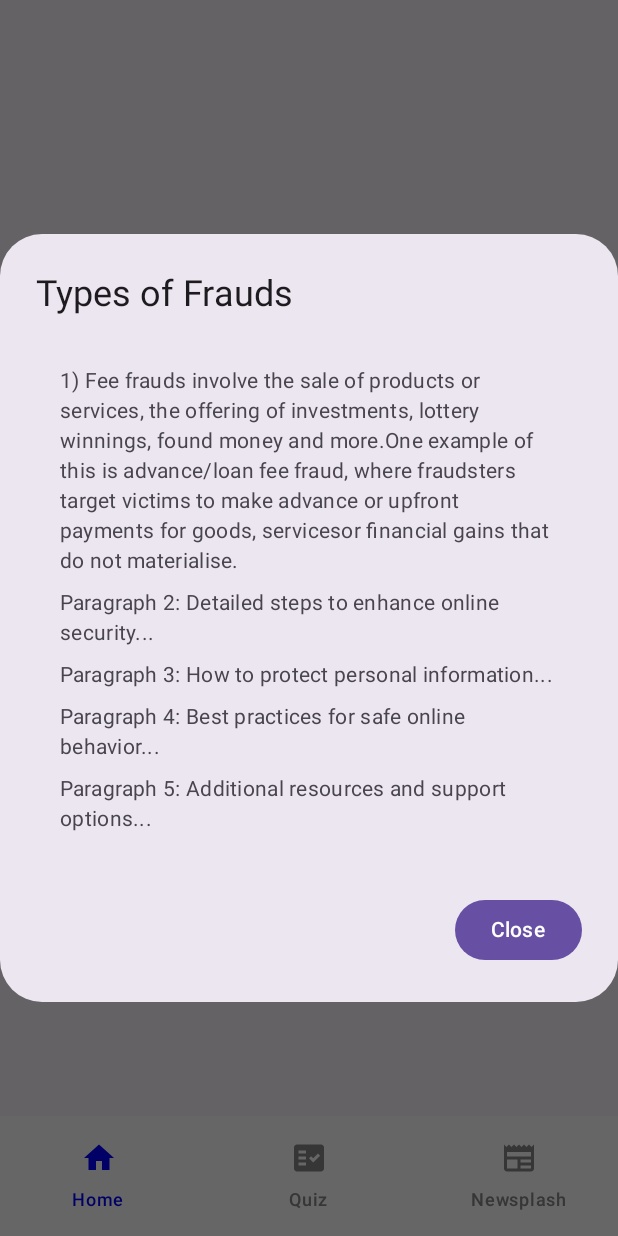
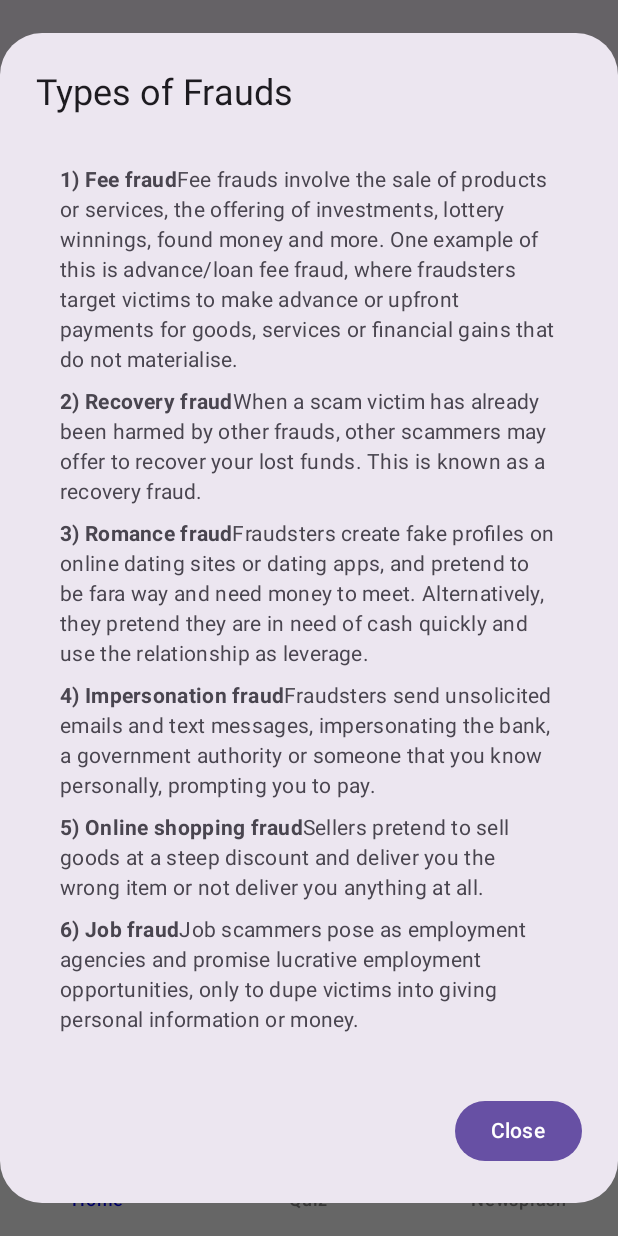
Before and after one commit to melly19/DolFin, an Android app built with Jetpack Compose: the screen it shows after launch (MainActivity), after a tap on "Learn About Scams", on a phone screen of 412 x 824 dp. Run offline under Robolectric (Android 15) with nearby library versions, the phone set to English and light mode, and no system bars.

Commit message:
Added info to scam info dialog

```diff
--- a/app/src/main/java/com/example/dolfin/ui/components/ScamsInfoDialog.kt
+++ b/app/src/main/java/com/example/dolfin/ui/components/ScamsInfoDialog.kt
@@ -12,6 +12,7 @@ import androidx.compose.ui.unit.dp
 import androidx.compose.ui.text.SpanStyle
 import androidx.compose.ui.text.buildAnnotatedString
 import androidx.compose.ui.text.font.FontWeight
+import androidx.compose.ui.text.withStyle
 
 
 @Composable
@@ -31,19 +32,47 @@ fun ScamsInfoDialog(onDismiss: () -> Unit) {
                     .verticalScroll(rememberScrollState())
                     .padding(16.dp)
             ) {
-                Text(
-                    "1) Fee frauds involve the sale of products or services, the offering of investments, lottery winnings, found money and more." +
-                            "One example of this is advance/loan fee fraud, where fraudsters target victims to make advance or upfront payments for goods, services" +
-                            "or financial gains that do not materialise."
-                )
+                Text(buildAnnotatedString {
+                    withStyle(style = SpanStyle(fontWeight = FontWeight.Bold)) {
+                        append("1) Fee fraud")
+                    }
+                    append("Fee frauds involve the sale of products or services, the offering of investments, lottery winnings, found money and more. One example of this is advance/loan fee fraud, where fraudsters target victims to make advance or upfront payments for goods, services or financial gains that do not materialise.")
+                })
                 Spacer(modifier = Modifier.height(8.dp))
-                Text("Paragraph 2: Detailed steps to enhance online security...")
+                Text(buildAnnotatedString {
+                    withStyle(style = SpanStyle(fontWeight = FontWeight.Bold)) {
+                        append("2) Recovery fraud")
+                    }
+                    append("When a scam victim has already been harmed by other frauds, other scammers may offer to recover your lost funds. This is known as a recovery fraud.")
+                })
                 Spacer(modifier = Modifier.height(8.dp))
-                Text("Paragraph 3: How to protect personal information...")
+                Text(buildAnnotatedString {
+                    withStyle(style = SpanStyle(fontWeight = FontWeight.Bold)) {
+                        append("3) Romance fraud")
+                    }
+                    append("Fraudsters create fake profiles on online dating sites or dating apps, and pretend to be fara way and need money to meet. Alternatively, they pretend they are in need of cash quickly and use the relationship as leverage.")
+                })
                 Spacer(modifier = Modifier.height(8.dp))
-                Text("Paragraph 4: Best practices for safe online behavior...")
+                Text(buildAnnotatedString {
+                    withStyle(style = SpanStyle(fontWeight = FontWeight.Bold)) {
+                        append("4) Impersonation fraud")
+                    }
+                    append("Fraudsters send unsolicited emails and text messages, impersonating the bank, a government authority or someone that you know personally, prompting you to pay.")
+                })
                 Spacer(modifier = Modifier.height(8.dp))
-                Text("Paragraph 5: Additional resources and support options...")
+                Text(buildAnnotatedString {
+                    withStyle(style = SpanStyle(fontWeight = FontWeight.Bold)) {
+                        append("5) Online shopping fraud")
+                    }
+                    append("Sellers pretend to sell goods at a steep discount and deliver you the wrong item or not deliver you anything at all.")
+                })
+                Spacer(modifier = Modifier.height(8.dp))
+                Text(buildAnnotatedString {
+                    withStyle(style = SpanStyle(fontWeight = FontWeight.Bold)) {
+                        append("6) Job fraud")
+                    }
+                    append("Job scammers pose as employment agencies and promise lucrative employment opportunities, only to dupe victims into giving personal information or money.")
+                })
             }
         }
     )
```
